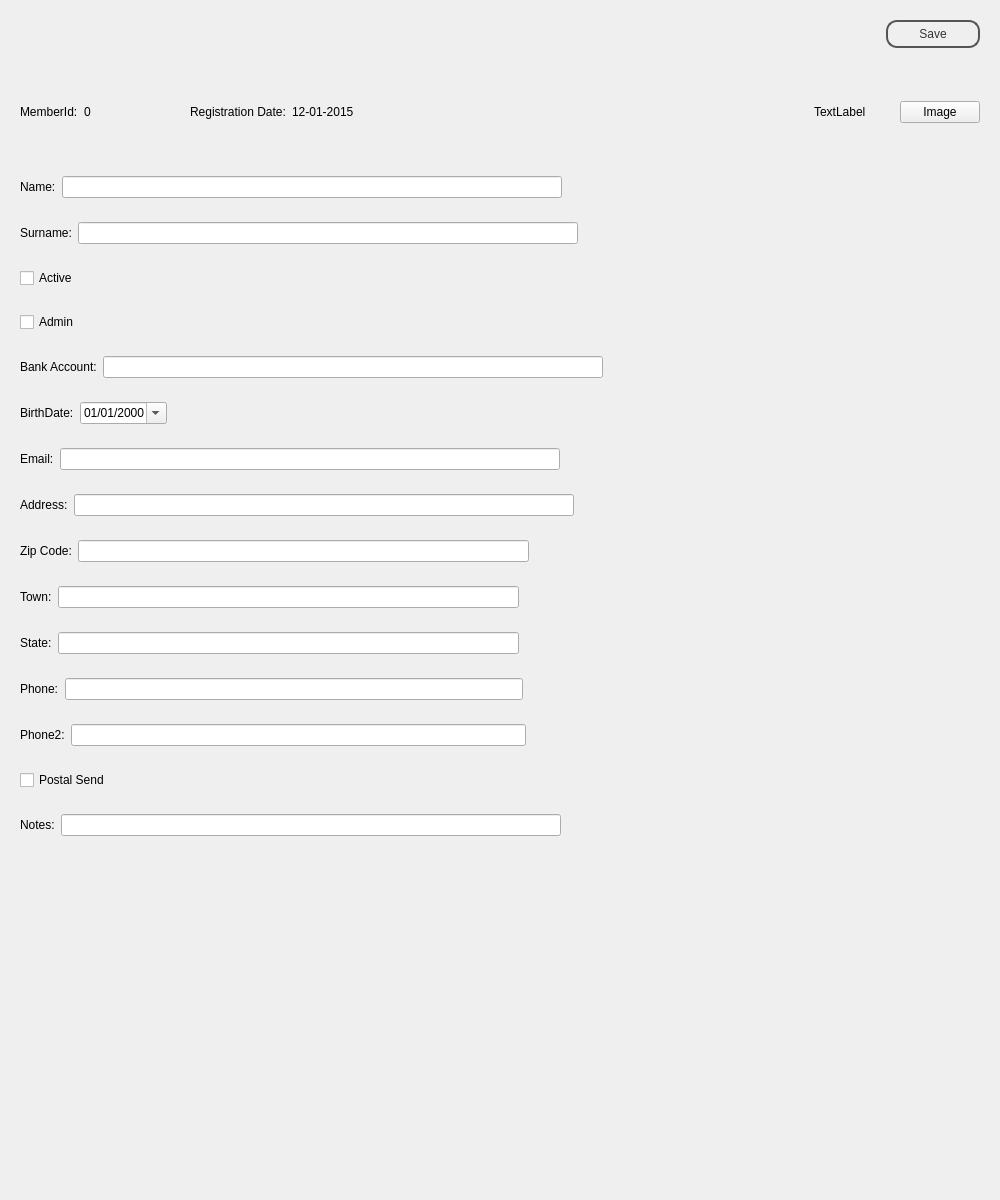
Before: the Qt Designer form penyamanager/memberview.ui in eguzki/penyamanager, drawn with Qt 5.
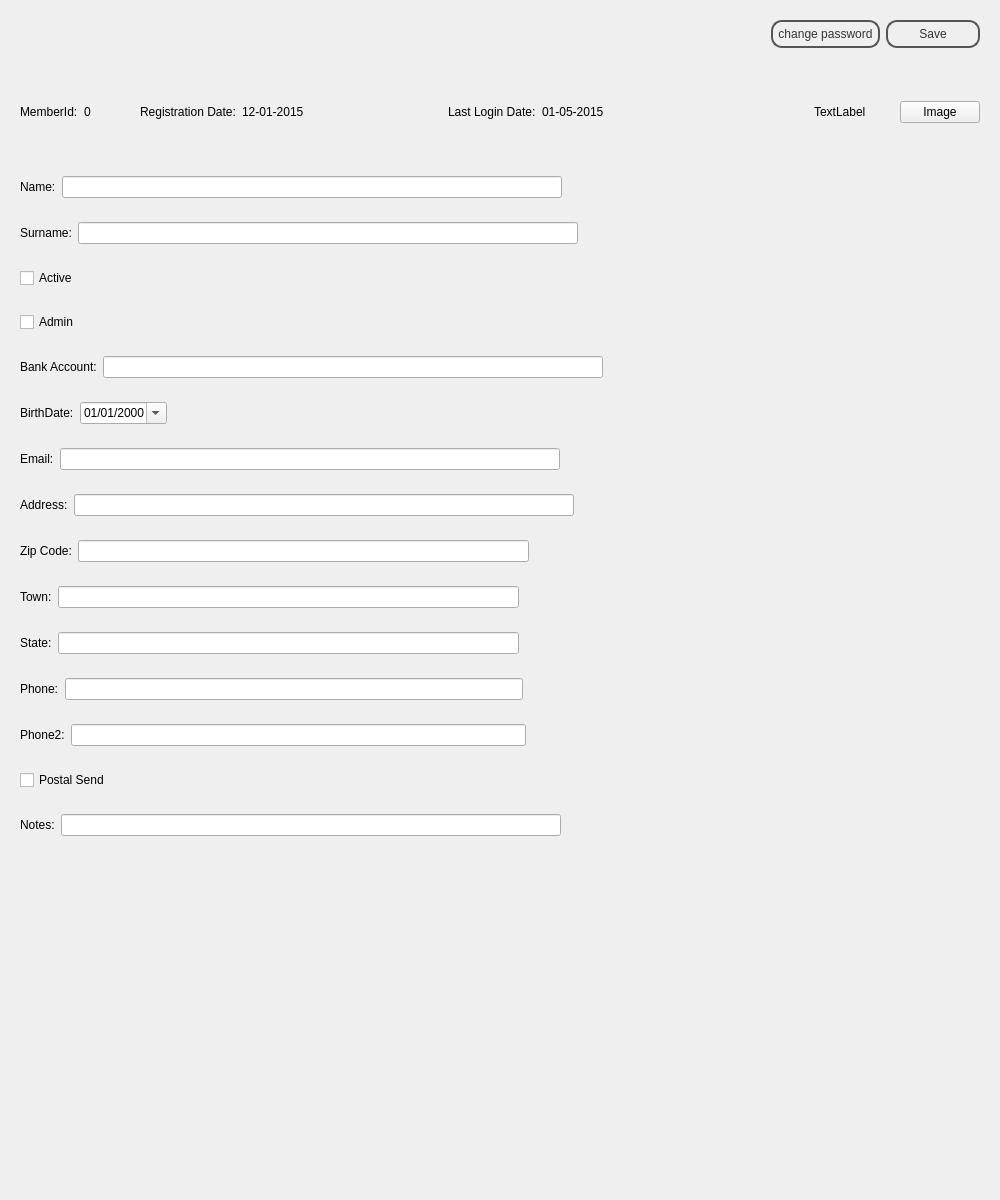
After: the same form once the commit is applied.

What changed in the file:
```diff
--- a/penyamanager/memberview.ui
+++ b/penyamanager/memberview.ui
@@ -92,6 +92,13 @@
         </property>
        </spacer>
       </item>
+      <item>
+       <widget class="QPushButton" name="changePasswordPushButton">
+        <property name="text">
+         <string>change password</string>
+        </property>
+       </widget>
+      </item>
       <item>
        <widget class="QPushButton" name="savePushButton">
         <property name="text">
@@ -128,13 +135,13 @@
        <widget class="QLabel" name="memberIdValueLabel">
         <property name="minimumSize">
          <size>
-          <width>100</width>
+          <width>50</width>
           <height>0</height>
          </size>
         </property>
         <property name="maximumSize">
          <size>
-          <width>100</width>
+          <width>50</width>
           <height>16777215</height>
          </size>
         </property>
@@ -169,6 +176,32 @@
         </property>
        </widget>
       </item>
+      <item>
+       <widget class="QLabel" name="lastLoginLabel">
+        <property name="text">
+         <string>Last Login Date:</string>
+        </property>
+       </widget>
+      </item>
+      <item>
+       <widget class="QLabel" name="lastLoginValueLabel">
+        <property name="minimumSize">
+         <size>
+          <width>200</width>
+          <height>0</height>
+         </size>
+        </property>
+        <property name="maximumSize">
+         <size>
+          <width>200</width>
+          <height>16777215</height>
+         </size>
+        </property>
+        <property name="text">
+         <string>01-05-2015</string>
+        </property>
+       </widget>
+      </item>
       <item>
        <spacer name="horizontalSpacer_4">
         <property name="orientation">
```
